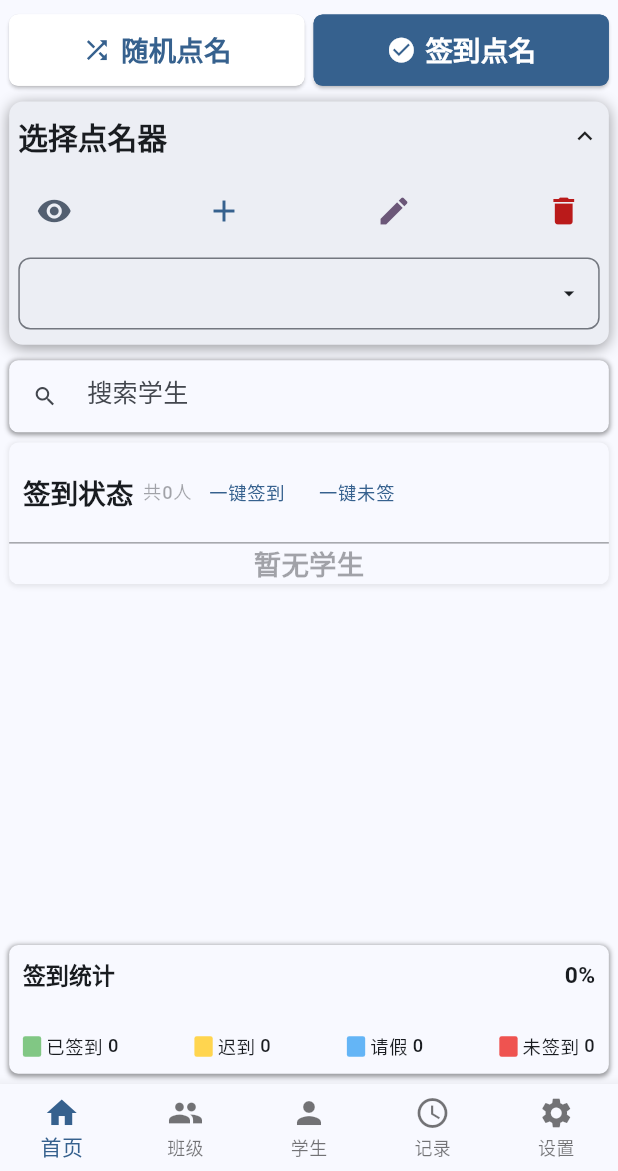
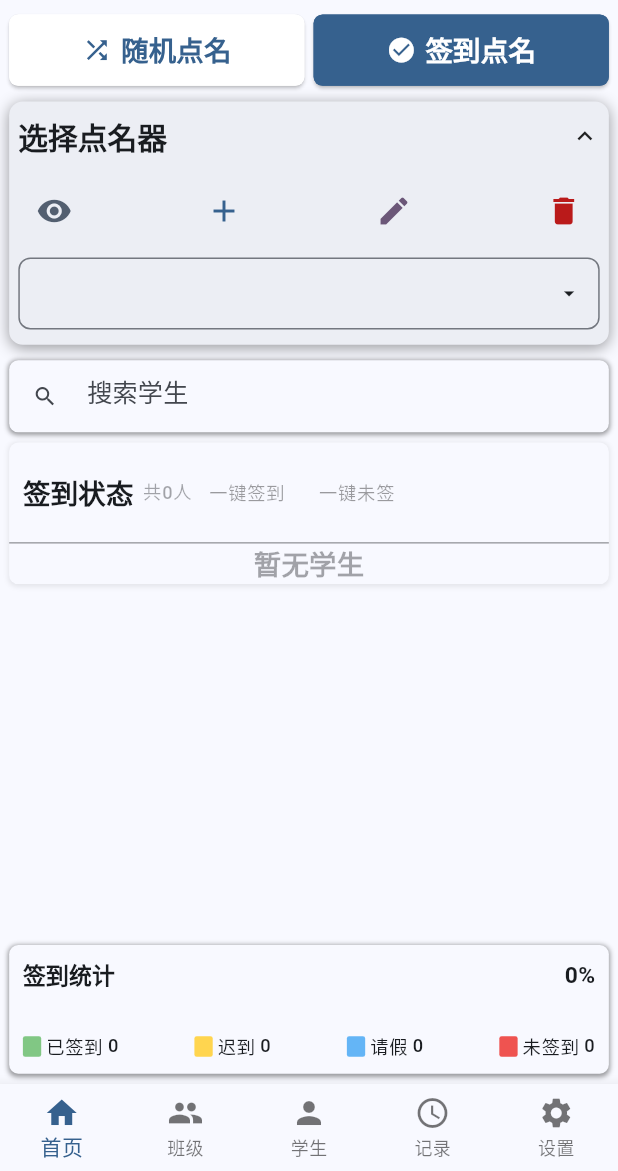
Before and after one commit to ieeningnwq/rollcaller, a Flutter app: the screen it shows after launch, after a tap on "签到点名", on a phone screen of 412 x 824 dp, the part 65-1236 px from its top. Run offline on Flutter 3.47's test engine with Material 3 defaults, Android fonts, the phone set to English and light mode, and no system bars; our stand-ins replace dio, file_picker, flutter_colorpicker, flutter_screenutil, permission_handler, pull_to_refresh and 4 more; missing offline and left inert: excel, file_saver, webdav_client; accounts and stored records are empty.

Commit message:
修改一键签到和一键未签没有学生时的样式和功能

```diff
--- a/lib/pages/attendence_page.dart
+++ b/lib/pages/attendence_page.dart
@@ -328,37 +328,59 @@ class _AttendencePageState extends State<AttendencePage> {
                                         ),
                                         // 一键签到按钮
                                         TextButton(
-                                          onPressed: () =>
+                                          onPressed: _filteredStudents.isNotEmpty
+                                              ? () =>
                                                   _updteAllStudentsAttendanceStatus(
                                                     AttendanceStatus.present,
-                                              ),
+                                                  )
+                                              : null,
                                           child: Text(
                                             KString.signInAll, // 一键签到
-                                            style: Theme.of(context)
+                                            style: _filteredStudents.isNotEmpty
+                                                ? Theme.of(context)
                                                     .textTheme
                                                     .labelSmall
                                                     ?.copyWith(
                                                       color: Theme.of(
                                                         context,
                                                       ).colorScheme.primary,
+                                                    )
+                                                : Theme.of(context)
+                                                    .textTheme
+                                                    .labelSmall
+                                                    ?.copyWith(
+                                                      color: Theme.of(
+                                                        context,
+                                                      ).disabledColor,
                                                     ),
                                           ),
                                         ),
                                         // 一键未签按钮
                                         TextButton(
-                                          onPressed: () =>
+                                          onPressed: _filteredStudents.isNotEmpty
+                                              ? () =>
                                                   _updteAllStudentsAttendanceStatus(
                                                     AttendanceStatus.absent,
-                                              ),
+                                                  )
+                                              : null,
                                           child: Text(
                                             KString.signOutAll, // 一键未签
-                                            style: Theme.of(context)
+                                            style: _filteredStudents.isNotEmpty
+                                                ? Theme.of(context)
                                                     .textTheme
                                                     .labelSmall
                                                     ?.copyWith(
                                                       color: Theme.of(
                                                         context,
                                                       ).colorScheme.primary,
+                                                    )
+                                                : Theme.of(context)
+                                                    .textTheme
+                                                    .labelSmall
+                                                    ?.copyWith(
+                                                      color: Theme.of(
+                                                        context,
+                                                      ).disabledColor,
                                                     ),
                                           ),
                                         ),
```
Lines whose indentation alone changed are shown as unchanged.
